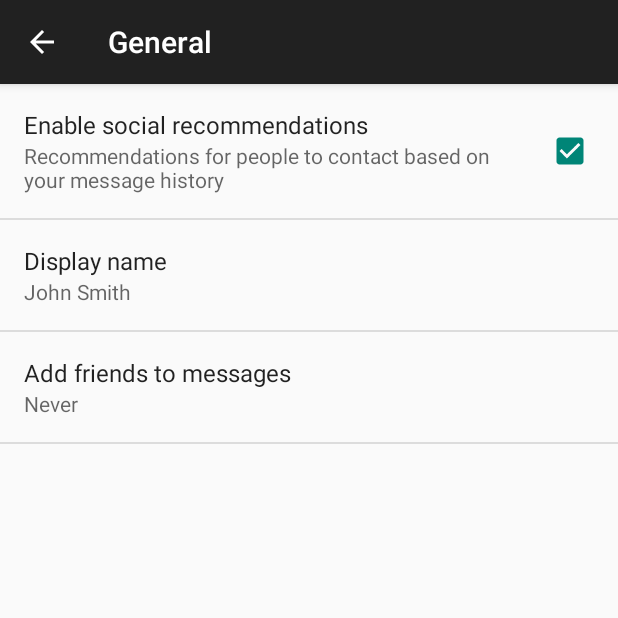
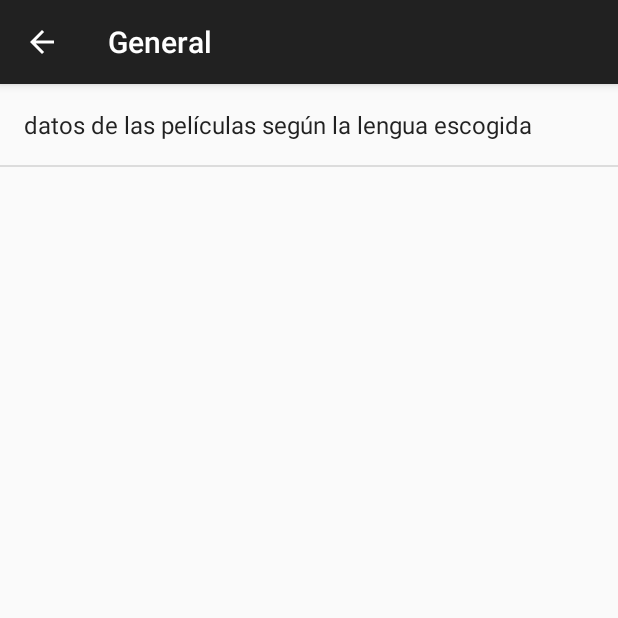
Before and after one commit to Pau1990Dam/MovieDBFinalVersion, an Android app: the SettingsActivity screen opened directly, with no data from a screen before it, after a tap on "General", on a phone screen of 412 x 824 dp, the top half of it. Run offline under Robolectric (Android 15) with nearby library versions, the phone set to English and light mode, and no system bars; 2 statements that could not run were skipped.

Commit message:
Branca creada per resoldre Settings, una vegada resolt el tema es farà un Merge

```diff
--- a/app/src/main/java/com/test/pau/moviedbfinalversion/SettingsActivity.java
+++ b/app/src/main/java/com/test/pau/moviedbfinalversion/SettingsActivity.java
@@ -189,8 +189,8 @@ public class SettingsActivity extends AppCompatPreferenceActivity {
             // to their values. When their values change, their summaries are
             // updated to reflect the new value, per the Android Design
             // guidelines.
-            bindPreferenceSummaryToValue(findPreference("example_text"));
-            bindPreferenceSummaryToValue(findPreference("example_list"));
+            bindPreferenceSummaryToValue(findPreference("lengua"));
+            bindPreferenceSummaryToValue(findPreference("lista_peliculas"));
         }
 
         @Override
--- a/app/src/main/res/values/strings.xml
+++ b/app/src/main/res/values/strings.xml
@@ -1,5 +1,87 @@
 <resources>
     <string name="app_name">MovieDBFinalVersion</string>
+    <string name="action_settings">Settings</string>
+    <string name="title_activity_settings">Settings</string>
+
+    <!-- Strings related to Settings -->
+
+    <!-- Example General settings -->
+    <string name="pref_header_general">General</string>
+
+    <string name="pref_title_social_recommendations">Enable social recommendations</string>
+    <string name="pref_description_social_recommendations">Recommendations for people to contact
+        based on your message history
+    </string>
+
+    <string name="pref_title_display_name">Display name</string>
+    <string name="pref_default_display_name">John Smith</string>
+
+    <string name="pref_title_add_friends_to_messages">Add friends to messages</string>
+    <string-array name="pref_example_list_titles">
+        <item>Always</item>
+        <item>When possible</item>
+        <item>Never</item>
+    </string-array>
+    <string-array name="pref_example_list_values">
+        <item>1</item>
+        <item>0</item>
+        <item>-1</item>
+    </string-array>
+
+    <!-- Example settings for Data & Sync -->
+    <string name="pref_header_data_sync">Data &amp; sync</string>
+
+    <string name="pref_title_sync_frequency">Sync frequency</string>
+    <string-array name="pref_sync_frequency_titles">
+        <item>15 minutes</item>
+        <item>30 minutes</item>
+        <item>1 hour</item>
+        <item>3 hours</item>
+        <item>6 hours</item>
+        <item>Never</item>
+    </string-array>
+    <string-array name="pref_sync_frequency_values">
+        <item>15</item>
+        <item>30</item>
+        <item>60</item>
+        <item>180</item>
+        <item>360</item>
+        <item>-1</item>
+    </string-array>
+
+    <string-array name="lista_peliculas">
+        <item>Populares</item>
+        <item>Top Rated</item>
+    </string-array>
+
+    <string-array name="tipos_listados">
+        <item>populars</item>
+        <item>top_rated</item>
+    </string-array>
+
+
+    <string-array name="lengua">
+        <item>Español</item>
+        <item>Ingles</item>
+    </string-array>
+
+    <string-array name="ISO_code">
+        <item>es</item>
+        <item>en</item>
+    </string-array>
+
+    <string name="pref_title_system_sync_settings">System sync settings</string>
+
+    <!-- Example settings for Notifications -->
+    <string name="pref_header_notifications">Notifications</string>
+
+    <string name="pref_title_new_message_notifications">New message notifications</string>
+
+    <string name="pref_title_ringtone">Ringtone</string>
+    <string name="pref_ringtone_silent">Silent</string>
+
+    <string name="pref_title_vibrate">Vibrate</string>
+    <string name="title_activity_movie_details">movieDetailsActivity</string>
+
     <string name="hello_world">Hello world!</string>
-    <string name="action_settings">Settings</string>
 </resources>
--- a/app/src/main/res/xml/pref_general.xml
+++ b/app/src/main/res/xml/pref_general.xml
@@ -1,33 +1,15 @@
 <PreferenceScreen xmlns:android="http://schemas.android.com/apk/res/android">
 
-    <CheckBoxPreference
-        android:key="example_checkbox"
-        android:title="@string/pref_title_social_recommendations"
-        android:summary="@string/pref_description_social_recommendations"
-        android:defaultValue="true" />
 
-    <!-- NOTE: EditTextPreference accepts EditText attributes. -->
-    <!-- NOTE: EditTextPreference's summary should be set to its value by the activity code. -->
-    <EditTextPreference
-        android:key="example_text"
-        android:title="@string/pref_title_display_name"
-        android:defaultValue="@string/pref_default_display_name"
-        android:selectAllOnFocus="true"
-        android:inputType="textCapWords"
-        android:capitalize="words"
-        android:singleLine="true"
-        android:maxLines="1" />
 
     <!-- NOTE: Hide buttons to simplify the UI. Users can touch outside the dialog to
          dismiss it. -->
     <!-- NOTE: ListPreference's summary should be set to its value by the activity code. -->
     <ListPreference
-        android:key="example_list"
-        android:title="@string/pref_title_add_friends_to_messages"
-        android:defaultValue="-1"
-        android:entries="@array/pref_example_list_titles"
-        android:entryValues="@array/pref_example_list_values"
+        android:key="lista_peliculas"
+        android:title="datos de las películas según la lengua escogida"
+        android:entries="@array/lista_peliculas"
+        android:entryValues="@array/tipos_listados"
         android:negativeButtonText="@null"
         android:positiveButtonText="@null" />
-
 </PreferenceScreen>
```
Also changed, not shown: app/src/main/java/com/test/pau/moviedbfinalversion/MovieDbMainFragment.java (+10 -1 lines).
